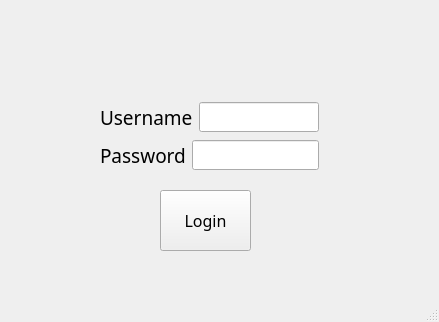
Qt form cleansky_LMSM/ui_to_py_by_qtdesigner/Login.ui (HouzeZHANG/CSLMSM) before a commit.
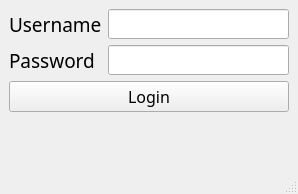
The same form after that commit.

Commit message: update: .ui login,management,menu

The edit to the form file:
```diff
--- a/cleansky_LMSM/ui_to_py_by_qtdesigner/Login.ui
+++ b/cleansky_LMSM/ui_to_py_by_qtdesigner/Login.ui
@@ -6,59 +6,16 @@
             <rect>
                 <x>0</x>
                 <y>0</y>
-                <width>439</width>
-                <height>322</height>
+    <width>298</width>
+    <height>194</height>
             </rect>
         </property>
         <property name="windowTitle">
             <string>MainWindow</string>
         </property>
         <widget class="QWidget" name="centralwidget">
-            <widget class="QPushButton" name="pushButton">
-                <property name="geometry">
-                    <rect>
-                        <x>160</x>
-                        <y>190</y>
-                        <width>91</width>
-                        <height>61</height>
-                    </rect>
-                </property>
-                <property name="font">
-                    <font>
-                        <family>Agency FB</family>
-                        <pointsize>12</pointsize>
-                    </font>
-                </property>
-                <property name="text">
-                    <string>Login</string>
-                </property>
-            </widget>
-            <widget class="QWidget" name="">
-                <property name="geometry">
-                    <rect>
-                        <x>100</x>
-                        <y>100</y>
-                        <width>219</width>
-                        <height>72</height>
-                    </rect>
-                </property>
-                <layout class="QVBoxLayout" name="verticalLayout">
-                    <item>
-                        <layout class="QHBoxLayout" name="horizontalLayout_2">
-                            <item>
-                                <widget class="QLabel" name="label_2">
-                                    <property name="font">
-                                        <font>
-                                            <family>Agency FB</family>
-                                            <pointsize>14</pointsize>
-                                        </font>
-                                    </property>
-                                    <property name="text">
-                                        <string>Username</string>
-                                    </property>
-                                </widget>
-                            </item>
-                            <item>
+   <layout class="QFormLayout" name="formLayout">
+    <item row="1" column="1">
                                 <widget class="QLineEdit" name="lineEdit_2">
                                     <property name="minimumSize">
                                         <size>
@@ -68,15 +25,11 @@
                                     </property>
                                 </widget>
                             </item>
-                        </layout>
-                    </item>
-                    <item>
-                        <layout class="QHBoxLayout" name="horizontalLayout">
-                            <item>
+    <item row="4" column="0">
                                 <widget class="QLabel" name="label">
                                     <property name="font">
                                         <font>
-                                            <family>Agency FB</family>
+        <family>Segoe UI Semilight</family>
                                             <pointsize>14</pointsize>
                                         </font>
                                     </property>
@@ -85,7 +38,20 @@
                                     </property>
                                 </widget>
                             </item>
-                            <item>
+    <item row="1" column="0">
+     <widget class="QLabel" name="label_2">
+      <property name="font">
+       <font>
+        <family>Segoe UI Semilight</family>
+        <pointsize>14</pointsize>
+       </font>
+      </property>
+      <property name="text">
+       <string>Username</string>
+      </property>
+     </widget>
+    </item>
+    <item row="4" column="1">
                                 <widget class="QLineEdit" name="lineEdit">
                                     <property name="minimumSize">
                                         <size>
@@ -95,10 +61,20 @@
                                     </property>
                                 </widget>
                             </item>
-                        </layout>
-                    </item>
-                </layout>
-            </widget>
+    <item row="6" column="0" colspan="2">
+     <widget class="QPushButton" name="pushButton">
+      <property name="font">
+       <font>
+        <family>Segoe UI Semilight</family>
+        <pointsize>12</pointsize>
+       </font>
+      </property>
+      <property name="text">
+       <string>Login</string>
+      </property>
+     </widget>
+    </item>
+   </layout>
         </widget>
         <widget class="QMenuBar" name="menubar">
             <property name="geometry">
```
Left out of the diff: 6 changed lines with no effect on the pictures. Lines whose indentation alone changed are shown as unchanged. The commit also changes 41 other files.
